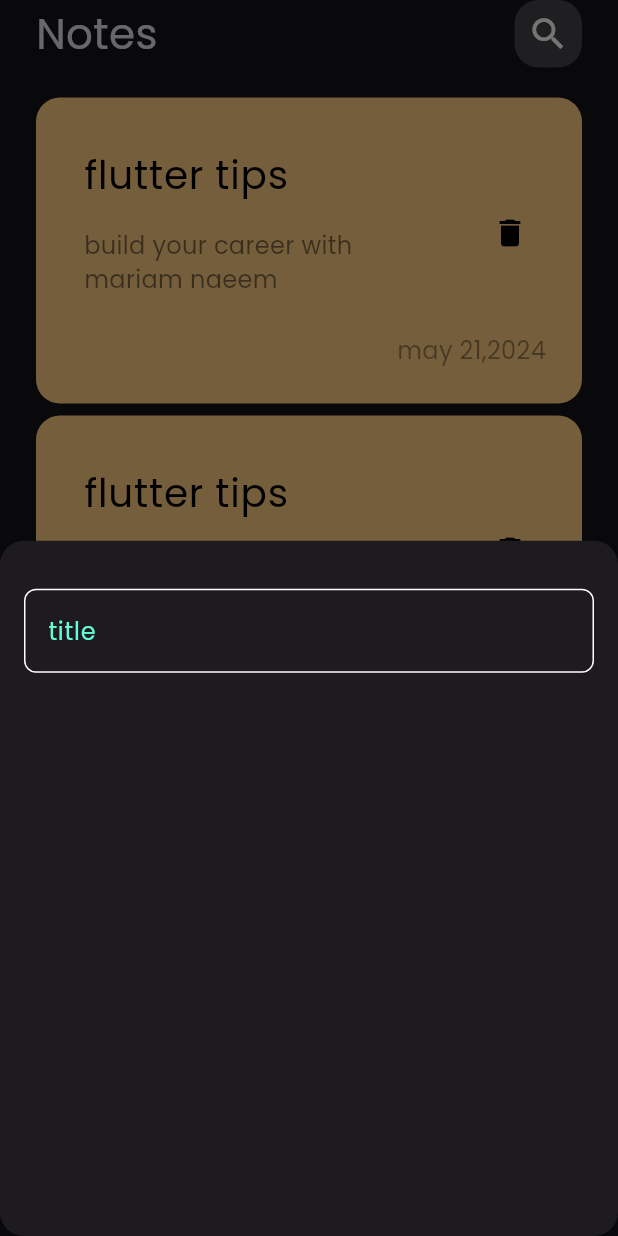
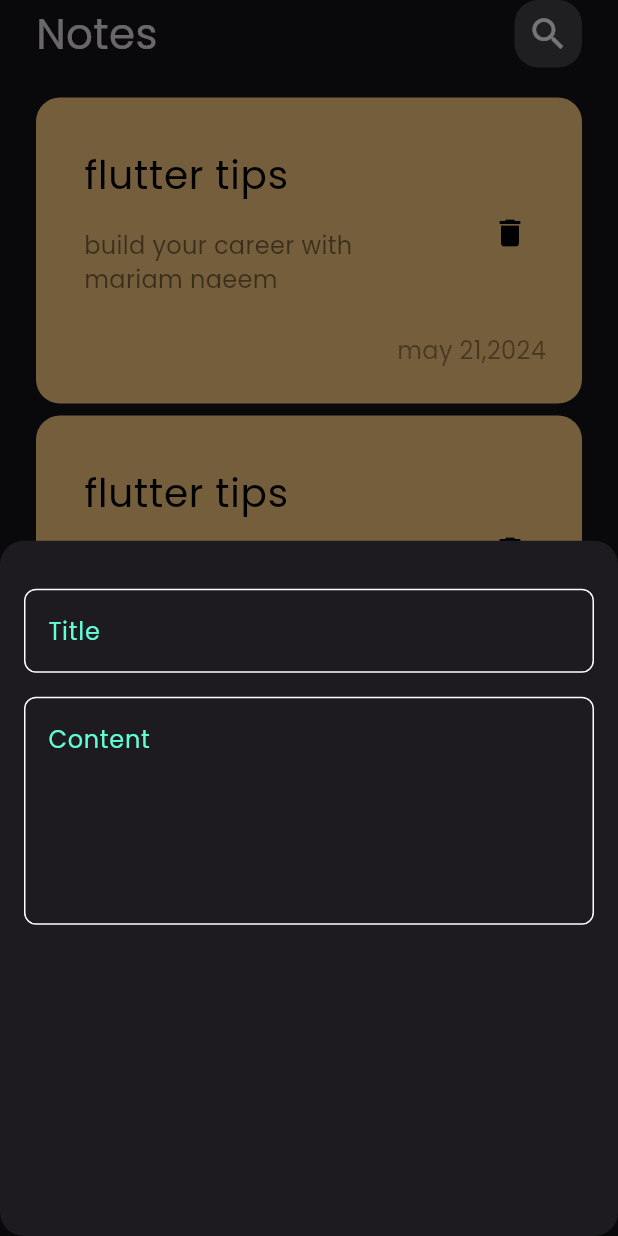
Before and after one commit to Mariam-Naeem/NotesApp, a Flutter app: the screen it shows after launch, after a tap on the "add" icon, on a phone screen of 412 x 824 dp. Run offline on Flutter 3.47's test engine with Material 3 defaults, Android fonts, the phone set to English and light mode, and no system bars.

Commit message:
add field to bottom sheet

```diff
--- a/lib/Widgets/Add_note_bottom.dart
+++ b/lib/Widgets/Add_note_bottom.dart
@@ -9,7 +9,12 @@ class AddNoteBottomSheet extends StatelessWidget {
     return Padding(
       padding: const EdgeInsets.symmetric(horizontal: 16),
       child: Column(
-        children: [SizedBox(height: 32,),CustomTextfield()],
+        children: [
+          SizedBox(height: 32),
+          CustomTextfield(hintText: 'Title'),
+           SizedBox(height: 16),
+          CustomTextfield(hintText: 'Content',maxline: 5,),
+        ],
       ),
     );
   }
--- a/lib/Widgets/custom_textfield.dart
+++ b/lib/Widgets/custom_textfield.dart
@@ -2,25 +2,27 @@ import 'package:flutter/material.dart';
 import 'package:notes/constants.dart';
 
 class CustomTextfield extends StatelessWidget {
-  const CustomTextfield({super.key});
-
+  const CustomTextfield({super.key,required this.hintText, this.maxline=1});
+  final String hintText;
+  final int maxline;
   @override
   Widget build(BuildContext context) {
     return TextField(
-
+      maxLines: maxline,
       cursorColor: KPrimaryColor,
       decoration: InputDecoration(
-        hintText: "title",
+        hintText: hintText,
         hintStyle: TextStyle(color: KPrimaryColor),
-        enabledBorder:BuildBorder(),
+        enabledBorder: BuildBorder(),
         focusedBorder: BuildBorder(KPrimaryColor),
       ),
     );
   }
 }
-OutlineInputBorder BuildBorder([color]){
+
+OutlineInputBorder BuildBorder([color]) {
   return OutlineInputBorder(
-          borderRadius: BorderRadius.circular(8),
-          borderSide: BorderSide(color: color ??Colors.white),
-        );
+    borderRadius: BorderRadius.circular(8),
+    borderSide: BorderSide(color: color ?? Colors.white),
+  );
 }
```
